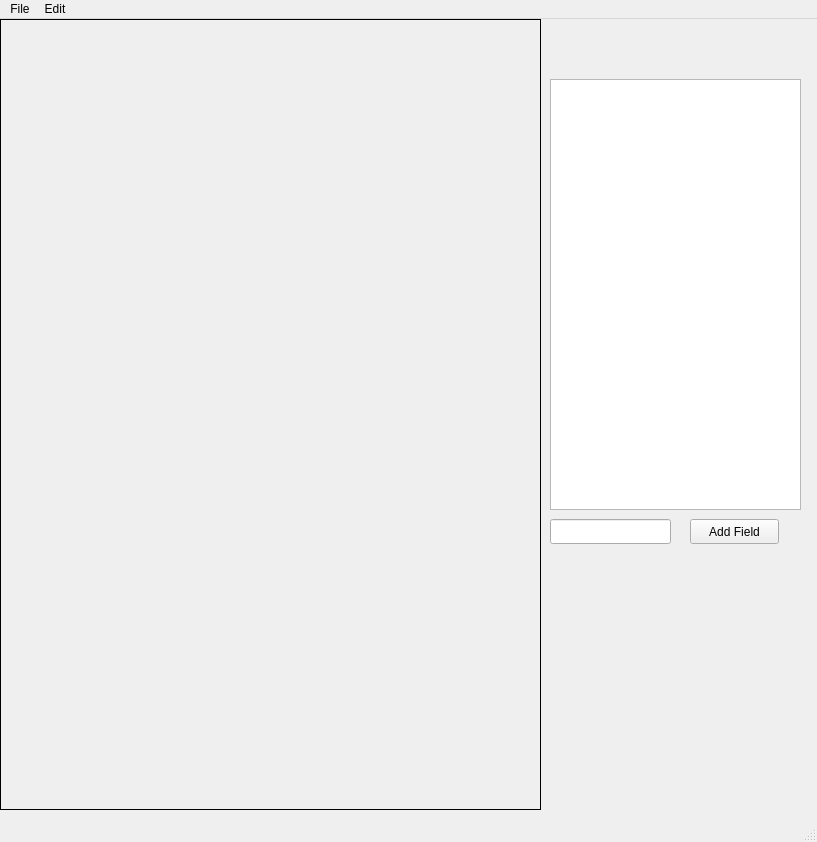
Above: UI/formtemplate.ui from RohanPK/Intelligent-OCR before the change. Below: the same form after it.
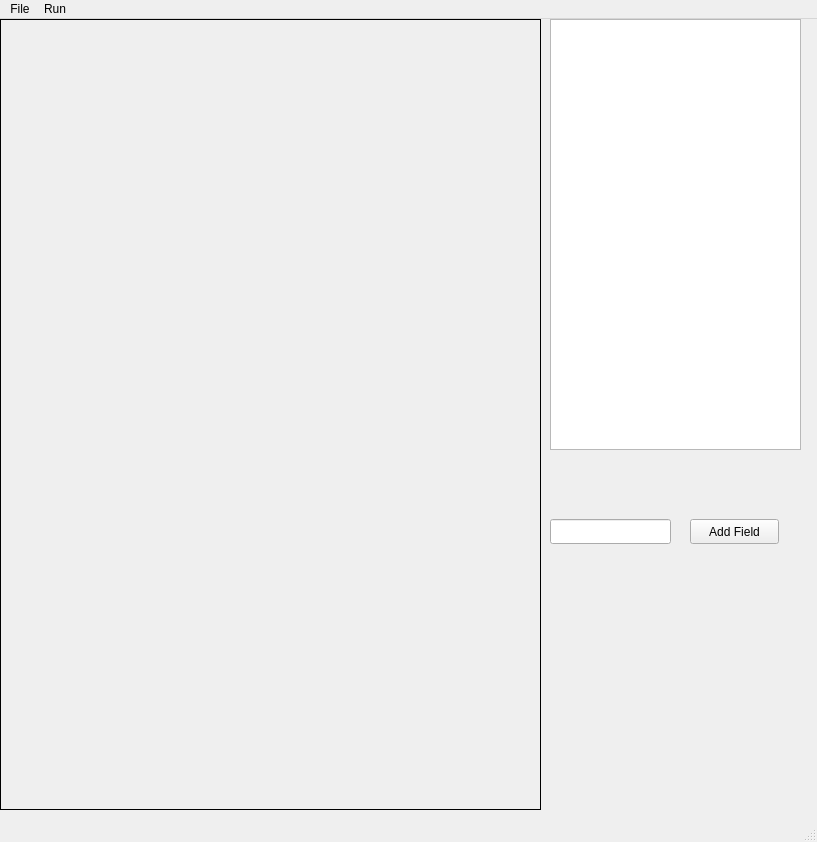
That is the form after the change.

The edit to the form file:
```diff
--- a/UI/formtemplate.ui
+++ b/UI/formtemplate.ui
@@ -56,11 +56,11 @@
      </rect>
     </property>
    </widget>
-   <widget class="QListView" name="listView">
+   <widget class="QListWidget" name="listWidget">
     <property name="geometry">
      <rect>
       <x>550</x>
-      <y>60</y>
+      <y>0</y>
       <width>251</width>
       <height>431</height>
      </rect>
@@ -87,7 +87,7 @@
    </widget>
    <widget class="QMenu" name="menuEdot">
     <property name="title">
-     <string>Edit</string>
+     <string>Run</string>
     </property>
    </widget>
    <addaction name="menuFIle"/>
```
Left out of the diff: 3 changed lines with no effect on the pictures.
